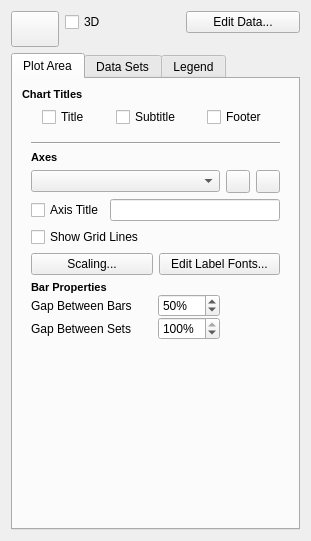
The window that plugins/chartshape/ChartConfigWidget.ui (KDE/calligra) describes before a commit, drawn with Qt 5.
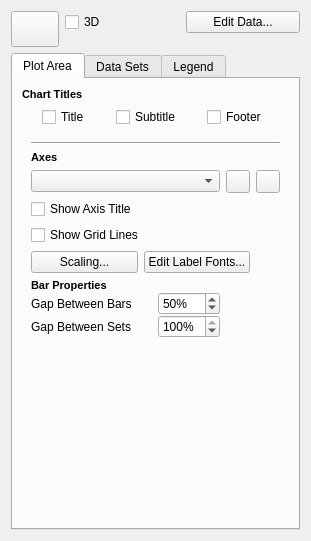
The same window after the commit. Icons and pictures are not drawn. Custom widgets are drawn as their Qt base class.

Commit message:
Chart: Remove axis title editing from config widget
It smashes the formatting

```diff
--- a/plugins/chartshape/ChartConfigWidget.ui
+++ b/plugins/chartshape/ChartConfigWidget.ui
@@ -98,7 +98,7 @@
        </item>
        <item>
         <widget class="QWidget" name="axisConfiguration" native="true">
-         <layout class="QGridLayout">
+         <layout class="QGridLayout" name="gridLayout">
           <item row="0" column="0" colspan="3">
            <widget class="Line" name="line_2">
             <property name="orientation">
@@ -106,7 +106,7 @@
             </property>
            </widget>
           </item>
-          <item row="1" column="0" colspan="3">
+          <item row="1" column="0">
            <widget class="QLabel" name="label_2">
             <property name="text">
              <string>&lt;!DOCTYPE HTML PUBLIC &quot;-//W3C//DTD HTML 4.0//EN&quot; &quot;http://www.w3.org/TR/REC-html40/strict.dtd&quot;&gt;
@@ -134,28 +134,21 @@
             </property>
            </widget>
           </item>
-          <item row="3" column="0" colspan="3">
-           <layout class="QHBoxLayout" name="horizontalLayout_5">
-            <item>
+          <item row="3" column="0">
              <widget class="QCheckBox" name="axisShowTitle">
               <property name="text">
-               <string>Axis Title</string>
+             <string>Show Axis Title</string>
               </property>
              </widget>
             </item>
-            <item>
-             <widget class="QLineEdit" name="axisTitle"/>
-            </item>
-           </layout>
-          </item>
-          <item row="4" column="0" colspan="3">
+          <item row="4" column="0">
            <widget class="QCheckBox" name="axisShowGridLines">
             <property name="text">
              <string>Show Grid Lines</string>
             </property>
            </widget>
           </item>
-          <item row="7" column="0" colspan="3">
+          <item row="5" column="0" colspan="2">
            <layout class="QHBoxLayout" name="horizontalLayout_2">
             <item>
              <widget class="QPushButton" name="axisScalingButton">
@@ -173,7 +166,7 @@
             </item>
            </layout>
           </item>
-          <item row="8" column="0">
+          <item row="6" column="0">
            <widget class="QWidget" name="barProperties" native="true">
             <layout class="QGridLayout" name="_2">
              <property name="leftMargin">
```
Lines whose indentation alone changed are shown as unchanged. The commit also changes 3 other files.
